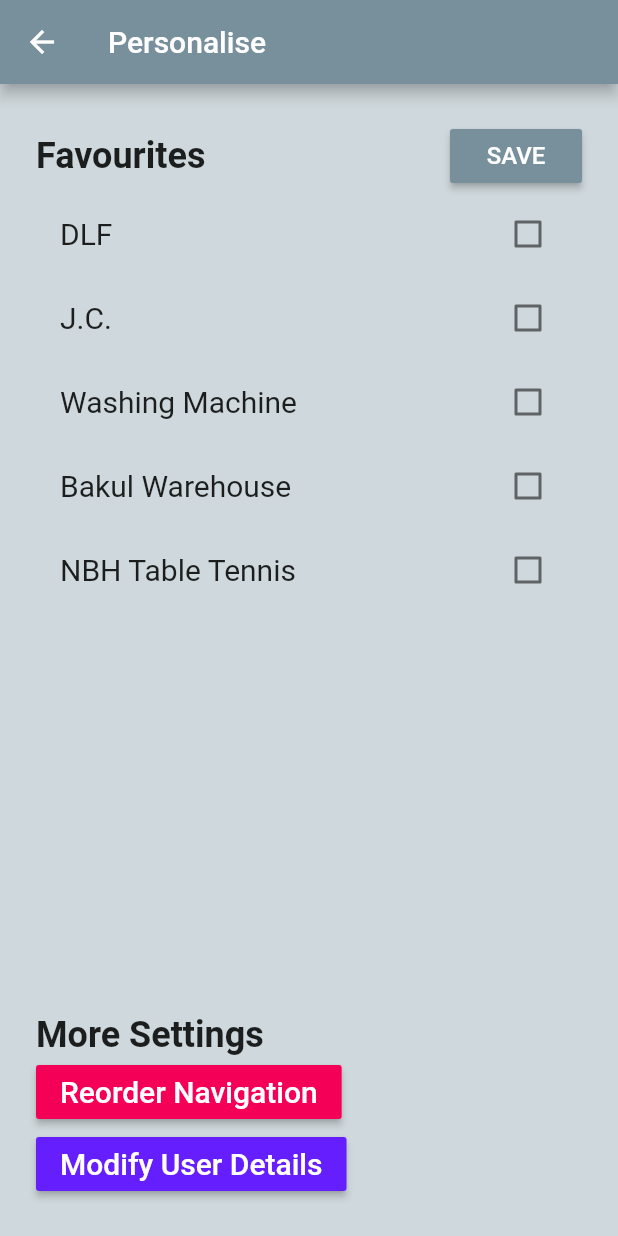
After one commit to deutranium/Heibi, a Flutter app: the screen it shows once a user with an empty profile is signed in, in the side drawer, after a tap on "Settings", on a phone screen of 412 x 824 dp. The commit adds this screen. Run offline on Flutter 3.47's test engine with Material 2 defaults, Android fonts, the phone set to English and light mode, and no system bars; our stand-ins replace cloud_firestore, firebase_auth, flutter_spinkit, shared_preferences; accounts and stored records are empty.

Commit message:
Added a settipage (which doesn't work) and a settings button in the navbar. (P.S. the files in ios/ directory was something that XCode did while setting up the app)

```diff
--- /dev/null
+++ b/from_scratch/lib/models/option.dart
@@ -0,0 +1,11 @@
+class Option {
+  String name;
+  String key;
+  bool state;
+
+  Option(String name, String key) {
+    this.name = name;
+    this.key = key;
+    this.state = false;
+  }
+}
--- /dev/null
+++ b/from_scratch/lib/screens/settings/settings.dart
@@ -0,0 +1,104 @@
+import 'package:flutter/material.dart';
+import 'package:from_scratch/models/option.dart';
+import 'package:shared_preferences/shared_preferences.dart';
+
+class SettingsScreen extends StatefulWidget {
+  @override
+  State<StatefulWidget> createState() => _SettingsScreenState();
+}
+
+class _SettingsScreenState extends State<SettingsScreen> {
+  List<Option> options = [
+    Option('DLF', 'f0'),
+    Option('J.C.', 'f1'),
+    Option('Washing Machine', 'f2'),
+    Option('Bakul Warehouse', 'f3'),
+    Option('NBH Table Tennis', 'f4'),
+  ];
+
+  Widget optionTemplate(item) {
+    return CheckboxListTile(
+        title: Text(item.name, style: TextStyle(fontSize: 20)),
+        value: item.state,
+        onChanged: (bool value) {
+          setState(() {
+            item.state = value;
+            print(value);
+          });
+        });
+  }
+
+  @override
+  Widget build(BuildContext context) {
+    return Scaffold(
+      backgroundColor: Colors.blueGrey[100],
+      appBar: AppBar(
+        backgroundColor: Colors.blueGrey[400],
+        title: Text('Personalise'),
+      ),
+      body: Container(
+        margin: EdgeInsets.all(24.0),
+        child: Column(
+          crossAxisAlignment: CrossAxisAlignment.start,
+          children: <Widget>[
+            Row(
+              mainAxisAlignment: MainAxisAlignment.spaceBetween,
+              children: <Widget>[
+                Text(
+                  "Favourites",
+                  style: TextStyle(fontSize: 24, fontWeight: FontWeight.bold),
+                ),
+                RaisedButton(
+                  color: Colors.blueGrey[400],
+                  child: Text(
+                    'SAVE',
+                    style: TextStyle(
+                      color: Colors.white,
+                      fontSize: 16,
+                    ),
+                  ),
+                  onPressed: () {
+                    print('yeet');
+                  },
+                ),
+              ],
+            ),
+            Column(
+                children: options.map((item) => optionTemplate(item)).toList()),
+            Spacer(),
+            Text(
+              "More Settings",
+              style: TextStyle(fontSize: 24, fontWeight: FontWeight.bold),
+            ),
+            RaisedButton(
+              color: Colors.pinkAccent[400],
+              child: Text(
+                'Reorder Navigation',
+                style: TextStyle(
+                  color: Colors.white,
+                  fontSize: 20,
+                ),
+              ),
+              onPressed: () {
+                print('Button 1');
+              },
+            ),
+            RaisedButton(
+              color: Colors.deepPurpleAccent[400],
+              child: Text(
+                'Modify User Details',
+                style: TextStyle(
+                  color: Colors.white,
+                  fontSize: 20,
+                ),
+              ),
+              onPressed: () {
+                print('Button 2');
+              },
+            ),
+          ],
+        ),
+      ),
+    );
+  }
+}
--- a/from_scratch/lib/shared/dropdown.dart
+++ b/from_scratch/lib/shared/dropdown.dart
@@ -1,6 +1,7 @@
 import 'package:flutter/material.dart';
 import 'package:from_scratch/screens/services/orderForm.dart';
 import 'package:from_scratch/screens/services/wash.dart';
+import 'package:from_scratch/screens/settings/settings.dart';
 
 class MainDrawer extends StatelessWidget {
   @override
@@ -15,11 +16,11 @@ class MainDrawer extends StatelessWidget {
               title: Text(
                 'washing machine',
                 style: TextStyle(fontSize: 20),
-
               ),
               onTap: () {
                 Navigator.push(context, MaterialPageRoute(builder: (context) {
-                  return new WashingMachine(number: 0, item: 'WashingMachines', maxNum : 3 );
+                  return new WashingMachine(
+                      number: 0, item: 'WashingMachines', maxNum: 3);
                 }));
               },
             ),
@@ -35,6 +36,25 @@ class MainDrawer extends StatelessWidget {
                 }));
               },
             ),
+            Spacer(),
+            ListTile(
+              contentPadding: EdgeInsets.all(20.0),
+              title: Row(
+                mainAxisAlignment: MainAxisAlignment.spaceBetween,
+                children: <Widget>[
+                  Text('Settings', style: TextStyle(fontSize: 20)),
+                  Icon(
+                    Icons.settings,
+                    size: 30,
+                  ),
+                ],
+              ),
+              onTap: () {
+                Navigator.push(context, MaterialPageRoute(builder: (context) {
+                  return SettingsScreen();
+                }));
+              },
+            ),
           ],
         ),
       ),
```
Also changed, not shown: from_scratch/pubspec.yaml (+2 -8 lines), from_scratch/lib/screens/wrapper.dart (line endings or trailing spaces), from_scratch/pubspec.lock, 4 other files.
